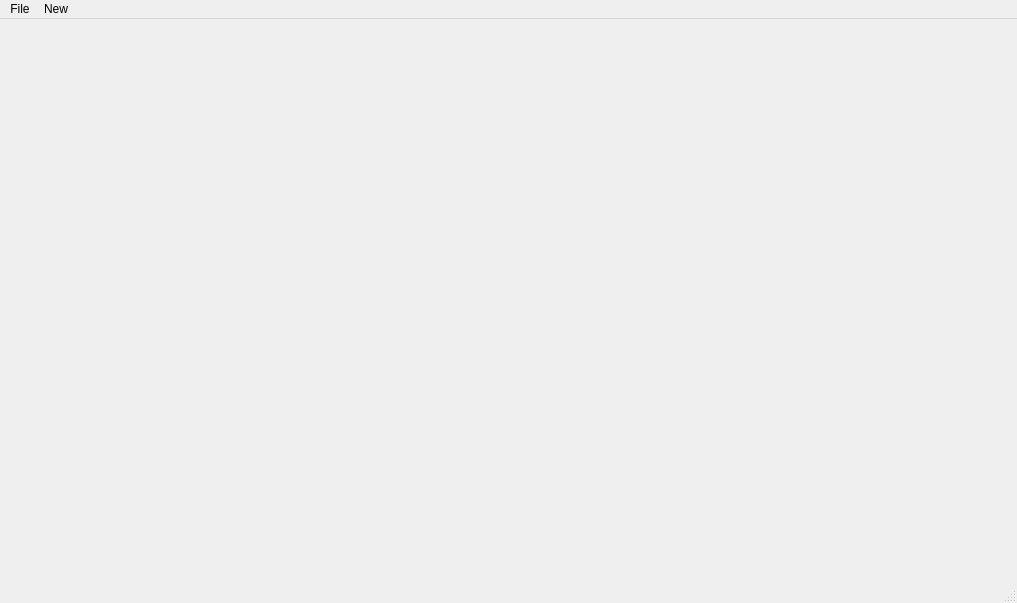
Before: the Qt Designer form mainwindow.ui in FoxStack/Mobius, drawn with Qt 5.
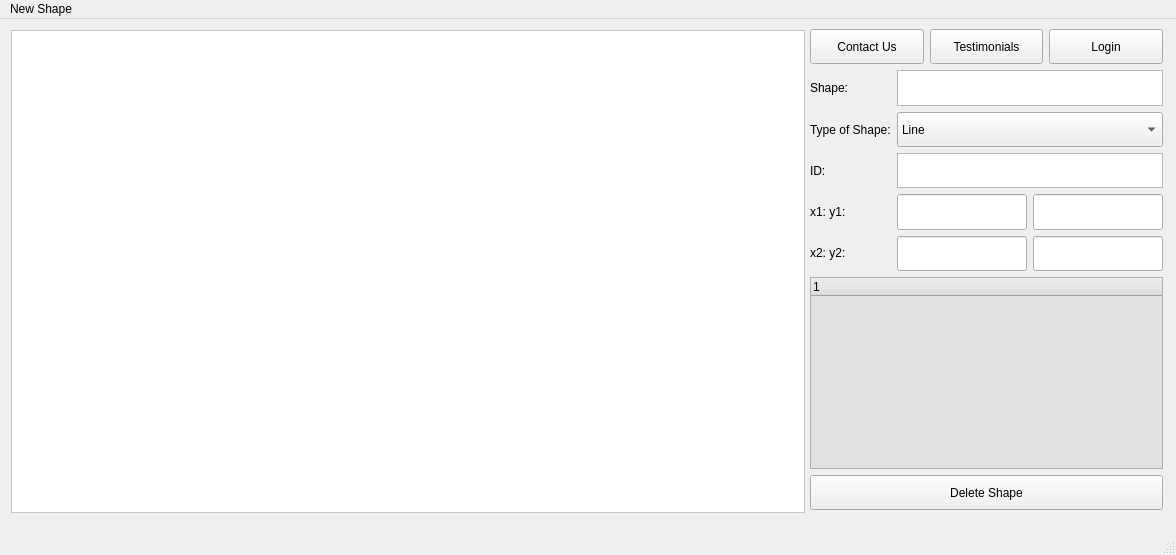
After: the same form once the commit is applied.

```diff
--- a/mainwindow.ui
+++ b/mainwindow.ui
@@ -6,8 +6,8 @@
    <rect>
     <x>0</x>
     <y>0</y>
-    <width>1017</width>
-    <height>603</height>
+    <width>1176</width>
+    <height>555</height>
    </rect>
   </property>
   <property name="sizePolicy">
@@ -23,39 +23,338 @@
    <property name="enabled">
     <bool>true</bool>
    </property>
-   <layout class="QGridLayout" name="gridLayout_2"/>
+   <widget class="QFrame" name="frame">
+    <property name="geometry">
+     <rect>
+      <x>11</x>
+      <y>11</y>
+      <width>794</width>
+      <height>483</height>
+     </rect>
+    </property>
+    <property name="sizePolicy">
+     <sizepolicy hsizetype="Expanding" vsizetype="Preferred">
+      <horstretch>0</horstretch>
+      <verstretch>0</verstretch>
+     </sizepolicy>
+    </property>
+    <property name="styleSheet">
+     <string notr="true">background-color: white;</string>
+    </property>
+    <property name="frameShape">
+     <enum>QFrame::StyledPanel</enum>
+    </property>
+    <property name="frameShadow">
+     <enum>QFrame::Raised</enum>
+    </property>
+   </widget>
+   <widget class="QWidget" name="">
+    <property name="geometry">
+     <rect>
+      <x>810</x>
+      <y>10</y>
+      <width>353</width>
+      <height>481</height>
+     </rect>
+    </property>
+    <layout class="QGridLayout" name="gridLayout_2">
+     <item row="2" column="0">
+      <widget class="QLabel" name="label">
+       <property name="sizePolicy">
+        <sizepolicy hsizetype="Preferred" vsizetype="Ignored">
+         <horstretch>0</horstretch>
+         <verstretch>0</verstretch>
+        </sizepolicy>
+       </property>
+       <property name="text">
+        <string>Type of Shape:</string>
+       </property>
+      </widget>
+     </item>
+     <item row="5" column="0">
+      <widget class="QLabel" name="label_5">
+       <property name="sizePolicy">
+        <sizepolicy hsizetype="Preferred" vsizetype="Ignored">
+         <horstretch>0</horstretch>
+         <verstretch>0</verstretch>
+        </sizepolicy>
+       </property>
+       <property name="text">
+        <string>x2: y2:</string>
+       </property>
+      </widget>
+     </item>
+     <item row="3" column="0">
+      <widget class="QLabel" name="label_4">
+       <property name="sizePolicy">
+        <sizepolicy hsizetype="Fixed" vsizetype="Ignored">
+         <horstretch>0</horstretch>
+         <verstretch>0</verstretch>
+        </sizepolicy>
+       </property>
+       <property name="text">
+        <string>ID:</string>
+       </property>
+      </widget>
+     </item>
+     <item row="1" column="0">
+      <widget class="QLabel" name="label_10">
+       <property name="sizePolicy">
+        <sizepolicy hsizetype="Preferred" vsizetype="Ignored">
+         <horstretch>0</horstretch>
+         <verstretch>0</verstretch>
+        </sizepolicy>
+       </property>
+       <property name="text">
+        <string>Shape:</string>
+       </property>
+      </widget>
+     </item>
+     <item row="4" column="0">
+      <widget class="QLabel" name="label_6">
+       <property name="sizePolicy">
+        <sizepolicy hsizetype="Preferred" vsizetype="Ignored">
+         <horstretch>0</horstretch>
+         <verstretch>0</verstretch>
+        </sizepolicy>
+       </property>
+       <property name="text">
+        <string>x1: y1:</string>
+       </property>
+      </widget>
+     </item>
+     <item row="2" column="1">
+      <widget class="QComboBox" name="typeOfShape">
+       <property name="sizePolicy">
+        <sizepolicy hsizetype="Preferred" vsizetype="Ignored">
+         <horstretch>0</horstretch>
+         <verstretch>0</verstretch>
+        </sizepolicy>
+       </property>
+       <item>
+        <property name="text">
+         <string>Line</string>
+        </property>
+       </item>
+       <item>
+        <property name="text">
+         <string>PolyLine</string>
+        </property>
+       </item>
+       <item>
+        <property name="text">
+         <string>Polygon</string>
+        </property>
+       </item>
+       <item>
+        <property name="text">
+         <string>Square</string>
+        </property>
+       </item>
+       <item>
+        <property name="text">
+         <string>Rectangle</string>
+        </property>
+       </item>
+       <item>
+        <property name="text">
+         <string>Circle</string>
+        </property>
+       </item>
+       <item>
+        <property name="text">
+         <string>Text</string>
+        </property>
+       </item>
+      </widget>
+     </item>
+     <item row="4" column="1" rowspan="2">
+      <layout class="QGridLayout" name="gridLayout">
+       <item row="0" column="0">
+        <widget class="QLineEdit" name="x1">
+         <property name="sizePolicy">
+          <sizepolicy hsizetype="Preferred" vsizetype="Ignored">
+           <horstretch>0</horstretch>
+           <verstretch>0</verstretch>
+          </sizepolicy>
+         </property>
+        </widget>
+       </item>
+       <item row="0" column="1">
+        <widget class="QLineEdit" name="x1_2">
+         <property name="sizePolicy">
+          <sizepolicy hsizetype="Preferred" vsizetype="Ignored">
+           <horstretch>0</horstretch>
+           <verstretch>0</verstretch>
+          </sizepolicy>
+         </property>
+        </widget>
+       </item>
+       <item row="1" column="0">
+        <widget class="QLineEdit" name="x2">
+         <property name="sizePolicy">
+          <sizepolicy hsizetype="Preferred" vsizetype="Ignored">
+           <horstretch>0</horstretch>
+           <verstretch>0</verstretch>
+          </sizepolicy>
+         </property>
+        </widget>
+       </item>
+       <item row="1" column="1">
+        <widget class="QLineEdit" name="x1_3">
+         <property name="sizePolicy">
+          <sizepolicy hsizetype="Preferred" vsizetype="Ignored">
+           <horstretch>0</horstretch>
+           <verstretch>0</verstretch>
+          </sizepolicy>
+         </property>
+        </widget>
+       </item>
+      </layout>
+     </item>
+     <item row="1" column="1">
+      <widget class="QTextBrowser" name="shapeSelected">
+       <property name="sizePolicy">
+        <sizepolicy hsizetype="Preferred" vsizetype="Ignored">
+         <horstretch>0</horstretch>
+         <verstretch>0</verstretch>
+        </sizepolicy>
+       </property>
+       <property name="minimumSize">
+        <size>
+         <width>0</width>
+         <height>24</height>
+        </size>
+       </property>
+      </widget>
+     </item>
+     <item row="3" column="1">
+      <widget class="QTextBrowser" name="id">
+       <property name="sizePolicy">
+        <sizepolicy hsizetype="Preferred" vsizetype="Ignored">
+         <horstretch>0</horstretch>
+         <verstretch>0</verstretch>
+        </sizepolicy>
+       </property>
+       <property name="minimumSize">
+        <size>
+         <width>0</width>
+         <height>24</height>
+        </size>
+       </property>
+      </widget>
+     </item>
+     <item row="7" column="0" colspan="2">
+      <widget class="QPushButton" name="deleteShapeBut">
+       <property name="sizePolicy">
+        <sizepolicy hsizetype="Ignored" vsizetype="Preferred">
+         <horstretch>0</horstretch>
+         <verstretch>0</verstretch>
+        </sizepolicy>
+       </property>
+       <property name="minimumSize">
+        <size>
+         <width>0</width>
+         <height>0</height>
+        </size>
+       </property>
+       <property name="text">
+        <string>Delete Shape</string>
+       </property>
+      </widget>
+     </item>
+     <item row="6" column="0" colspan="2">
+      <widget class="QTreeWidget" name="treeWidget">
+       <property name="sizePolicy">
+        <sizepolicy hsizetype="Ignored" vsizetype="Preferred">
+         <horstretch>0</horstretch>
+         <verstretch>0</verstretch>
+        </sizepolicy>
+       </property>
+       <property name="minimumSize">
+        <size>
+         <width>0</width>
+         <height>67</height>
+        </size>
+       </property>
+       <property name="styleSheet">
+        <string notr="true">background-color: rgb(225, 225, 225);</string>
+       </property>
+       <column>
+        <property name="text">
+         <string notr="true">1</string>
+        </property>
+       </column>
+      </widget>
+     </item>
+     <item row="0" column="0" colspan="2">
+      <layout class="QHBoxLayout" name="horizontalLayout">
+       <item>
+        <widget class="QPushButton" name="contactButton">
+         <property name="sizePolicy">
+          <sizepolicy hsizetype="Preferred" vsizetype="Ignored">
+           <horstretch>0</horstretch>
+           <verstretch>0</verstretch>
+          </sizepolicy>
+         </property>
+         <property name="text">
+          <string>Contact Us</string>
+         </property>
+        </widget>
+       </item>
+       <item>
+        <widget class="QPushButton" name="showTestimonialButton">
+         <property name="sizePolicy">
+          <sizepolicy hsizetype="Preferred" vsizetype="Ignored">
+           <horstretch>0</horstretch>
+           <verstretch>0</verstretch>
+          </sizepolicy>
+         </property>
+         <property name="text">
+          <string>Testimonials</string>
+         </property>
+        </widget>
+       </item>
+       <item>
+        <widget class="QPushButton" name="loginBut">
+         <property name="sizePolicy">
+          <sizepolicy hsizetype="Preferred" vsizetype="Ignored">
+           <horstretch>0</horstretch>
+           <verstretch>0</verstretch>
+          </sizepolicy>
+         </property>
+         <property name="text">
+          <string>Login</string>
+         </property>
+        </widget>
+       </item>
+      </layout>
+     </item>
+    </layout>
+   </widget>
   </widget>
+  <widget class="QStatusBar" name="statusbar"/>
   <widget class="QMenuBar" name="menubar">
    <property name="geometry">
     <rect>
      <x>0</x>
      <y>0</y>
-     <width>1017</width>
-     <height>22</height>
+     <width>1176</width>
+     <height>25</height>
     </rect>
    </property>
-   <widget class="QMenu" name="menuFile">
+   <widget class="QMenu" name="menuNewShape">
     <property name="title">
-     <string>File</string>
+     <string>New Shape</string>
     </property>
-    <addaction name="actionSave"/>
-   </widget>
-   <widget class="QMenu" name="menuNew">
-    <property name="title">
-     <string>New</string>
-    </property>
-    <addaction name="actionCircle"/>
-    <addaction name="actionRectangle"/>
     <addaction name="actionLine"/>
     <addaction name="actionPolyLine"/>
     <addaction name="actionEllipse"/>
     <addaction name="actionCircle_2"/>
     <addaction name="actionText"/>
    </widget>
-   <addaction name="menuFile"/>
-   <addaction name="menuNew"/>
+   <addaction name="menuNewShape"/>
   </widget>
-  <widget class="QStatusBar" name="statusbar"/>
   <action name="actionCircle">
    <property name="text">
     <string>Circle</string>
```
Left out of the diff: 11 changed lines with no effect on the pictures.
